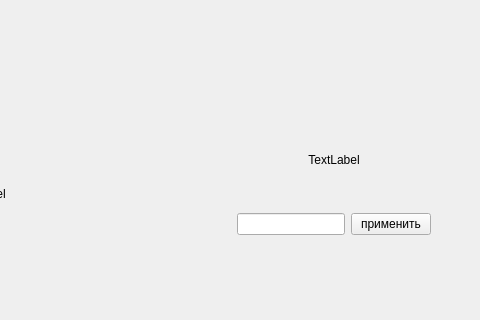
Old version of the form interface/mainwindow.ui in the repository NoneType4Name/ADC_Photoresistor; both pictures show x 320 to 800 and y 106 to 426 of the 800 by 600 pixel window.
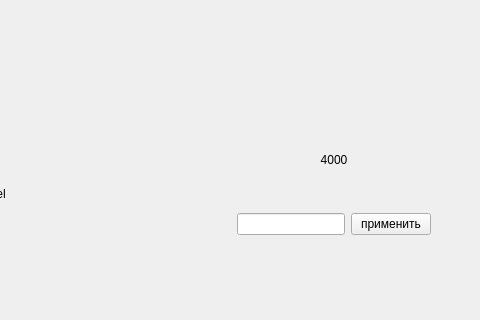
New version of the form.

The edit to the form file:
```diff
--- a/interface/mainwindow.ui
+++ b/interface/mainwindow.ui
@@ -77,7 +77,7 @@
                </sizepolicy>
               </property>
               <property name="text">
-               <string>TextLabel</string>
+               <string>4000</string>
               </property>
               <property name="alignment">
                <set>Qt::AlignmentFlag::AlignCenter</set>
```
Left out of the diff: 4 changed lines with no effect on the pictures.
